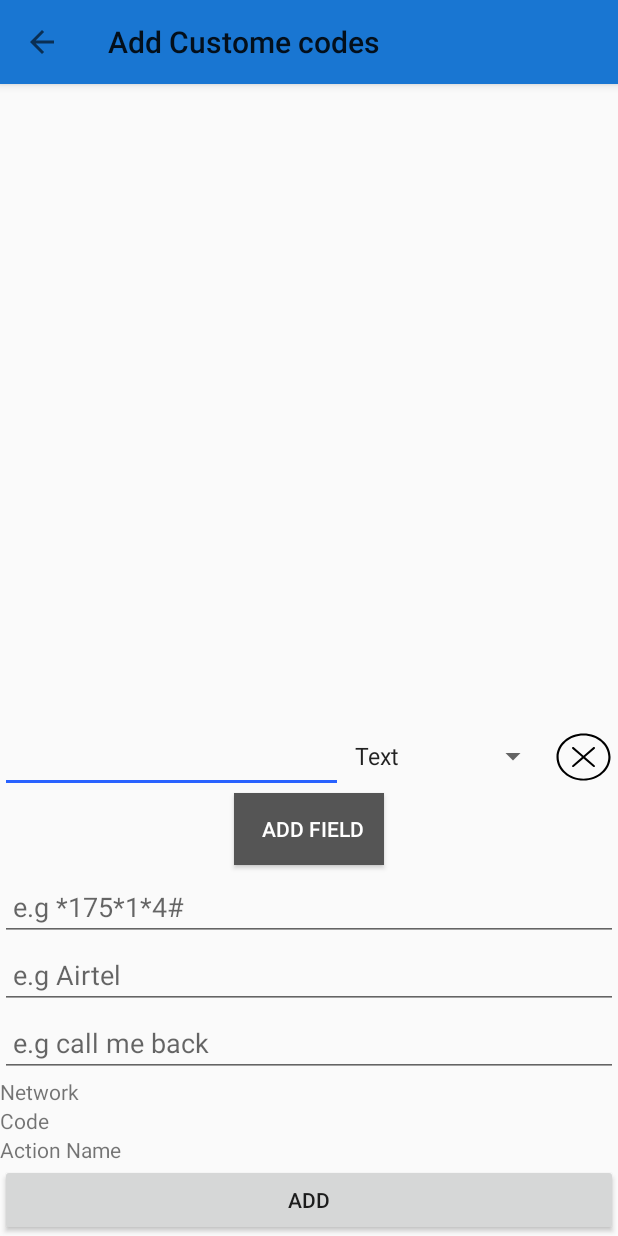
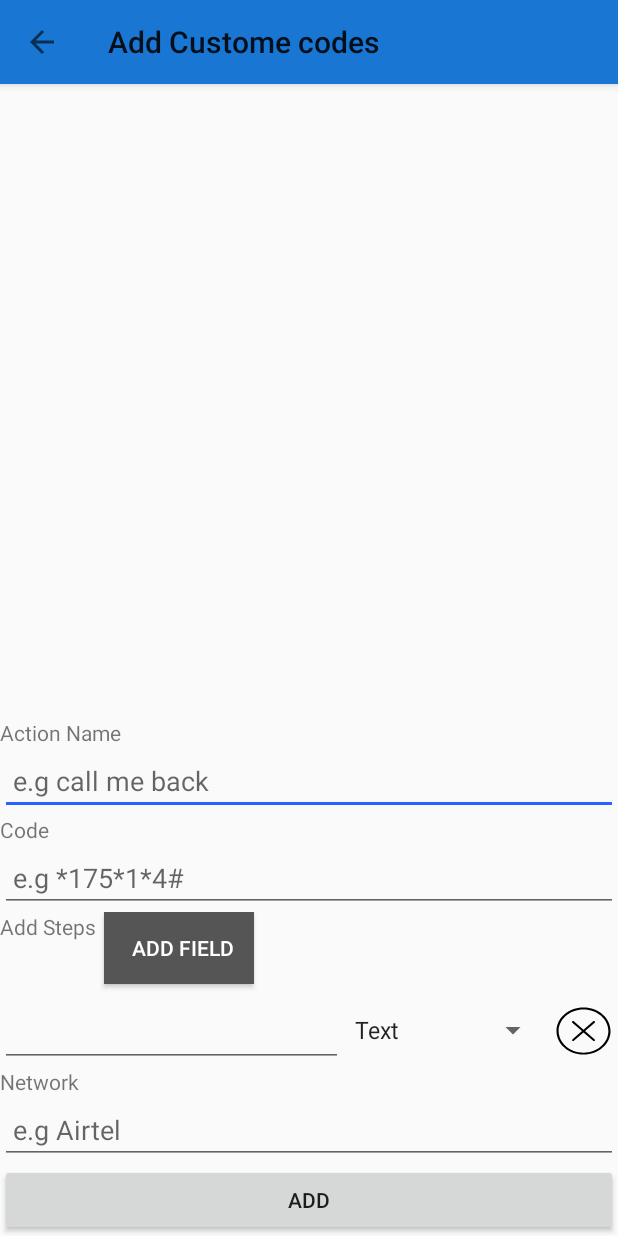
Before and after one commit to kamasuPaul/USSD-Helper, an Android app: the AddYourOwnActionActivity screen opened directly, with no data from a screen before it, on a phone screen of 412 x 824 dp. Run offline under Robolectric (Android 15) with nearby library versions, the phone set to English and light mode, and no system bars; libraries missing offline, so code that uses them is left out: com.hover.sdk.

Commit message:
changed layout for adding custom codes

```diff
--- a/app/src/main/res/layout/activity_add_your_own_action.xml
+++ b/app/src/main/res/layout/activity_add_your_own_action.xml
@@ -15,6 +15,57 @@
         app:layout_constraintEnd_toEndOf="parent"
         app:layout_constraintStart_toStartOf="parent">
 
+
+
+
+        <LinearLayout
+            android:layout_width="match_parent"
+            android:layout_height="wrap_content"
+            android:orientation="vertical">
+            <TextView
+                android:layout_width="match_parent"
+                android:layout_height="match_parent"
+                android:text="Action Name" />
+
+            <EditText
+                android:id="@+id/action_name"
+                android:layout_width="match_parent"
+                android:layout_height="wrap_content"
+                android:hint=" e.g call me back" />
+
+            <TextView
+                android:layout_width="match_parent"
+                android:layout_height="match_parent"
+                android:text="Code" />
+
+            <EditText
+                android:id="@+id/action_code"
+                android:layout_width="match_parent"
+                android:layout_height="wrap_content"
+                android:hint=" e.g *175*1*4#" />
+<!--            add steps -->
+            <LinearLayout
+                android:layout_width="wrap_content"
+                android:layout_height="wrap_content">
+                <TextView
+                    android:layout_width="wrap_content"
+                    android:layout_height="wrap_content"
+                    android:text="Add Steps"/>
+
+                <Button
+                    android:id="@+id/add_field_button"
+                    android:layout_width="100dp"
+                    android:layout_height="wrap_content"
+                    android:layout_marginBottom="5dp"
+                    android:layout_marginLeft="5dp"
+                    android:layout_marginRight="5dp"
+                    android:background="#555"
+                    android:layout_gravity="left"
+                    android:onClick="onAddField"
+                    android:textColor="#FFF"
+                    android:text="Add Field"
+                    android:paddingLeft="5dp"/>
+            </LinearLayout>
             <LinearLayout
                 android:orientation="vertical"
                 android:id="@+id/layout_parent"
@@ -52,36 +103,10 @@
 
             </LinearLayout>
 
-
-        <!--        start-->
-
-        <Button
-            android:id="@+id/add_field_button"
-            android:layout_width="100dp"
-            android:layout_height="wrap_content"
-            android:layout_marginBottom="5dp"
-            android:layout_marginLeft="5dp"
-            android:layout_marginRight="5dp"
-            android:background="#555"
-            android:layout_gravity="center"
-            android:onClick="onAddField"
-            android:textColor="#FFF"
-            android:text="Add Field"
-            android:paddingLeft="5dp"/>
-
-
-        <!--        end -->
-
-        <LinearLayout
+            <TextView
                 android:layout_width="match_parent"
-            android:layout_height="wrap_content"
-            android:orientation="vertical">
-
-            <EditText
-                android:id="@+id/action_code"
-                android:layout_width="match_parent"
-                android:layout_height="wrap_content"
-                android:hint=" e.g *175*1*4#" />
+                android:layout_height="match_parent"
+                android:text="Network" />
 
             <EditText
                 android:id="@+id/action_network"
@@ -89,26 +114,7 @@
                 android:layout_height="wrap_content"
                 android:hint=" e.g Airtel" />
 
-            <EditText
-                android:id="@+id/action_name"
-                android:layout_width="match_parent"
-                android:layout_height="wrap_content"
-                android:hint=" e.g call me back" />
 
-            <TextView
-                android:layout_width="match_parent"
-                android:layout_height="match_parent"
-                android:text="Network" />
-
-            <TextView
-                android:layout_width="match_parent"
-                android:layout_height="match_parent"
-                android:text="Code" />
-
-            <TextView
-                android:layout_width="match_parent"
-                android:layout_height="match_parent"
-                android:text="Action Name" />
 
             <Button
                 android:id="@+id/add_new_action"
@@ -118,6 +124,7 @@
 
 
         </LinearLayout>
+
 
     </LinearLayout>
 
--- a/build.gradle
+++ b/build.gradle
@@ -7,7 +7,7 @@ buildscript {
 
     }
     dependencies {
-        classpath 'com.android.tools.build:gradle:3.5.0'
+        classpath 'com.android.tools.build:gradle:3.5.2'
 
         // NOTE: Do not place your application dependencies here; they belong
         // in the individual module build.gradle files
```
Also changed, not shown: 1 other file. Lines whose indentation alone changed are shown as unchanged.
